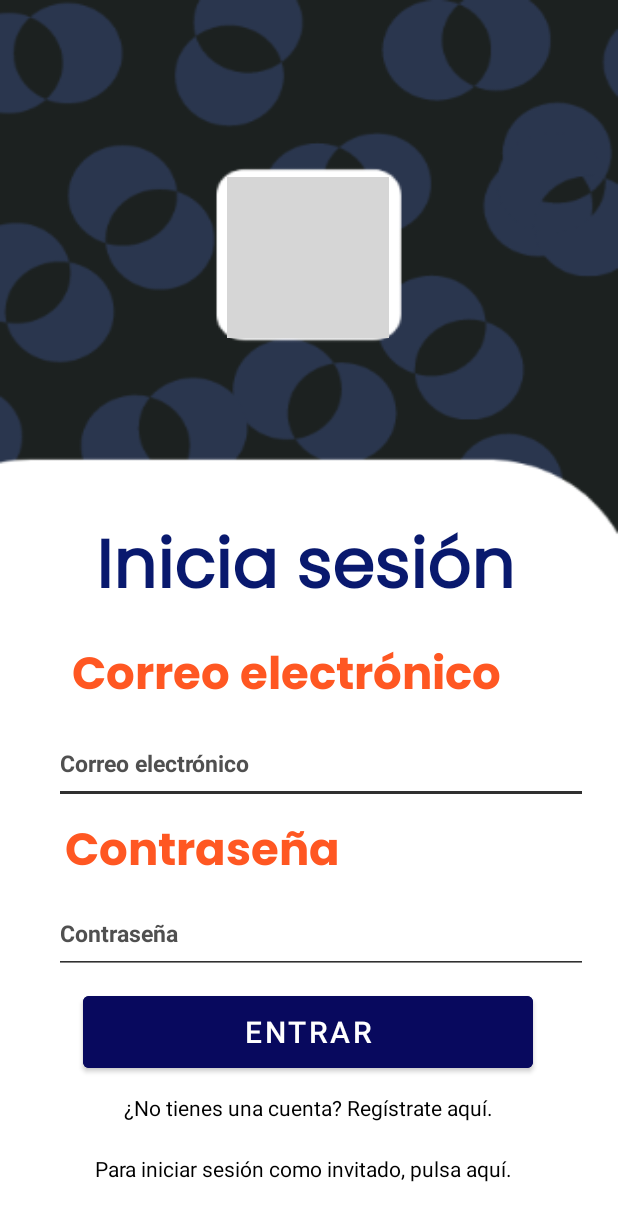
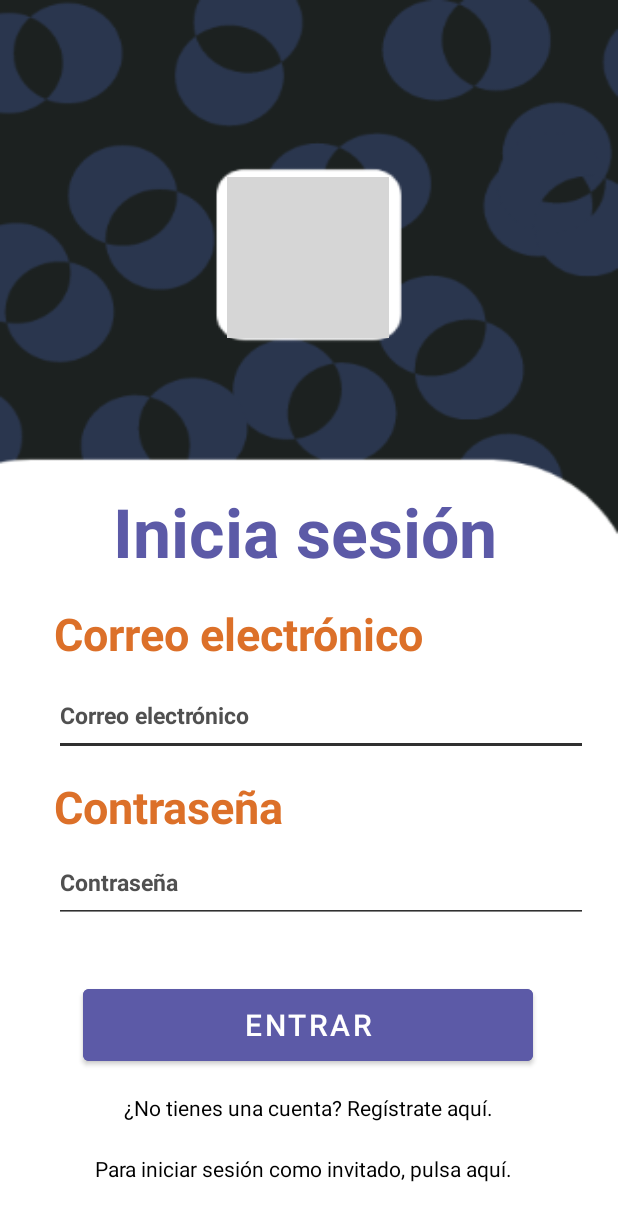
Before and after one commit to Lmmp-02/NPI, an Android app: the screen it shows after launch once a user with an empty profile is signed in (IniciaSesionActivity), on a phone screen of 412 x 824 dp. Shown: the top 1221 px of the screen. Run offline under Robolectric (Android 15) with nearby library versions, the phone set to English and light mode, and no system bars; our stand-ins replace Firebase (no records; nobody signed in at launch, a user with empty details on screens opened directly); grey boxes are pictures that could not be loaded.

Commit message:
Menús iniciales modificados

```diff
--- a/Practica_3/AsistenteEtsiit/app/src/main/res/layout/activity_bienvenida.xml
+++ b/Practica_3/AsistenteEtsiit/app/src/main/res/layout/activity_bienvenida.xml
@@ -5,7 +5,7 @@
     android:layout_width="match_parent"
     android:layout_height="match_parent"
     android:background="@color/white"
-    tools:context=".Bienvenida">
+    tools:context=".BienvenidaActivity">
 
     <ImageView
         android:id="@+id/imageView"
@@ -24,7 +24,7 @@
         android:layout_height="119dp"
         android:fontFamily="@font/spartan_bold"
         android:gravity="center"
-        android:text="ETSIIT Assistant"
+        android:text="Asistente ETSIIT"
         android:textColor="#EC640B"
         android:textSize="40dp"
         app:layout_constraintBottom_toBottomOf="parent"
--- a/Practica_3/AsistenteEtsiit/app/src/main/res/layout/activity_inicia_sesion.xml
+++ b/Practica_3/AsistenteEtsiit/app/src/main/res/layout/activity_inicia_sesion.xml
@@ -5,7 +5,7 @@
     android:layout_width="match_parent"
     android:layout_height="match_parent"
     android:background="@drawable/one"
-    tools:context=".IniciaSesion">
+    tools:context=".IniciaSesionActivity">
 
     <ImageView
         android:id="@+id/imageView2"
@@ -23,10 +23,9 @@
         android:id="@+id/textView5"
         android:layout_width="375dp"
         android:layout_height="105dp"
-        android:fontFamily="@font/poppins_regular"
         android:gravity="center"
         android:text="@string/inicia_sesi_n"
-        android:textColor="#09196E"
+        android:textColor="#5c5aa7"
         android:textSize="45sp"
         android:textStyle="bold"
         app:layout_constraintBottom_toBottomOf="parent"
@@ -34,16 +33,15 @@
         app:layout_constraintHorizontal_bias="0.444"
         app:layout_constraintStart_toStartOf="parent"
         app:layout_constraintTop_toTopOf="parent"
-        app:layout_constraintVertical_bias="0.456" />
+        app:layout_constraintVertical_bias="0.42" />
 
     <TextView
         android:id="@+id/textView6"
         android:layout_width="309dp"
         android:layout_height="48dp"
-        android:fontFamily="@font/poppins_bold"
-        android:gravity="center"
+        android:gravity="left"
         android:text="@string/correo_electr_nico"
-        android:textColor="#FF5722"
+        android:textColor="@color/etsiit"
         android:textSize="30sp"
         android:textStyle="bold"
         app:layout_constraintBottom_toBottomOf="parent"
@@ -51,16 +49,15 @@
         app:layout_constraintHorizontal_bias="0.352"
         app:layout_constraintStart_toStartOf="parent"
         app:layout_constraintTop_toTopOf="parent"
-        app:layout_constraintVertical_bias="0.549" />
+        app:layout_constraintVertical_bias="0.518" />
 
     <TextView
         android:id="@+id/textView7"
         android:layout_width="197dp"
         android:layout_height="44dp"
-        android:fontFamily="@font/poppins_bold"
-        android:gravity="center"
+        android:gravity="left"
         android:text="@string/contrase_a"
-        android:textColor="#FF5722"
+        android:textColor="@color/etsiit"
         android:textSize="30sp"
         android:textStyle="bold"
         app:layout_constraintBottom_toBottomOf="parent"
@@ -68,13 +65,12 @@
         app:layout_constraintHorizontal_bias="0.168"
         app:layout_constraintStart_toStartOf="parent"
         app:layout_constraintTop_toTopOf="parent"
-        app:layout_constraintVertical_bias="0.697" />
+        app:layout_constraintVertical_bias="0.663" />
 
     <EditText
         android:id="@+id/editTextNombre"
         android:layout_width="0dp"
         android:layout_height="54dp"
-        android:layout_marginTop="8dp"
         android:layout_marginEnd="20dp"
         android:backgroundTint="#303030"
         android:ems="10"
@@ -93,7 +89,6 @@
         android:id="@+id/editTextPassword"
         android:layout_width="0dp"
         android:layout_height="54dp"
-        android:layout_marginTop="8dp"
         android:layout_marginEnd="20dp"
         android:backgroundTint="#303030"
         android:ems="10"
@@ -112,7 +107,7 @@
         android:id="@+id/boton_entrar"
         android:layout_width="300dp"
         android:layout_height="60dp"
-        android:backgroundTint="#08095E"
+        android:backgroundTint="#5c5aa7"
         android:text="@string/entrar"
         android:textColor="@color/white"
         android:textSize="20sp"
@@ -121,7 +116,7 @@
         app:layout_constraintHorizontal_bias="0.495"
         app:layout_constraintStart_toStartOf="parent"
         app:layout_constraintTop_toTopOf="parent"
-        app:layout_constraintVertical_bias="0.861" />
+        app:layout_constraintVertical_bias="0.855" />
 
     <TextView
         android:id="@+id/textoRegistro"
```
Also changed, not shown: Practica_3/AsistenteEtsiit/app/src/main/res/layout/activity_registra_usuario.xml (+35 -36 lines).
